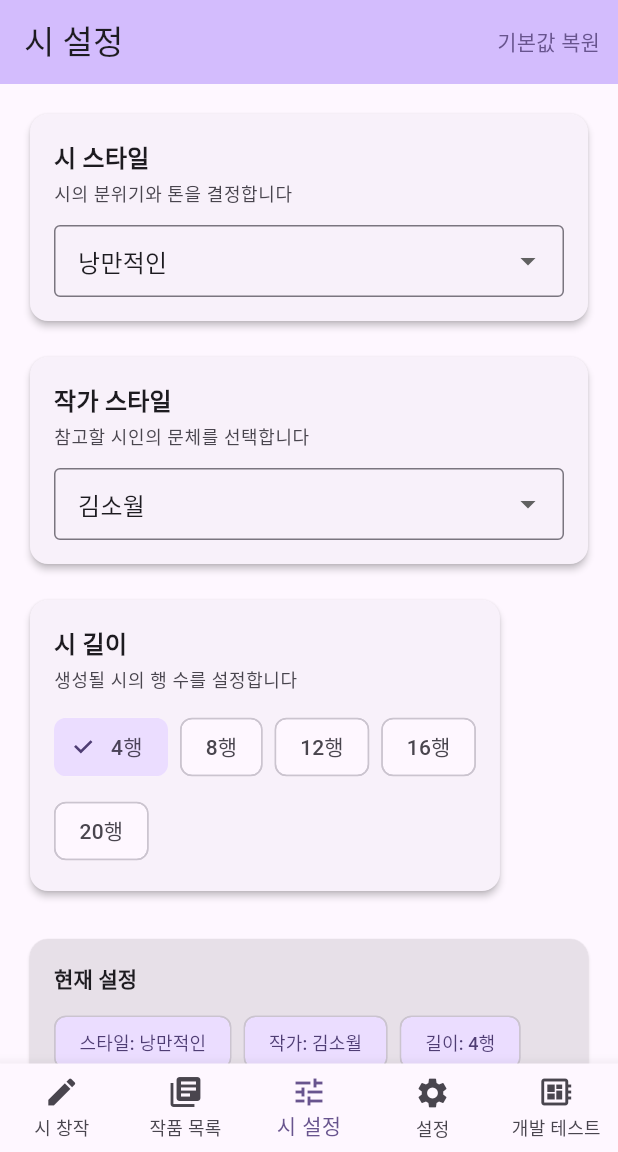
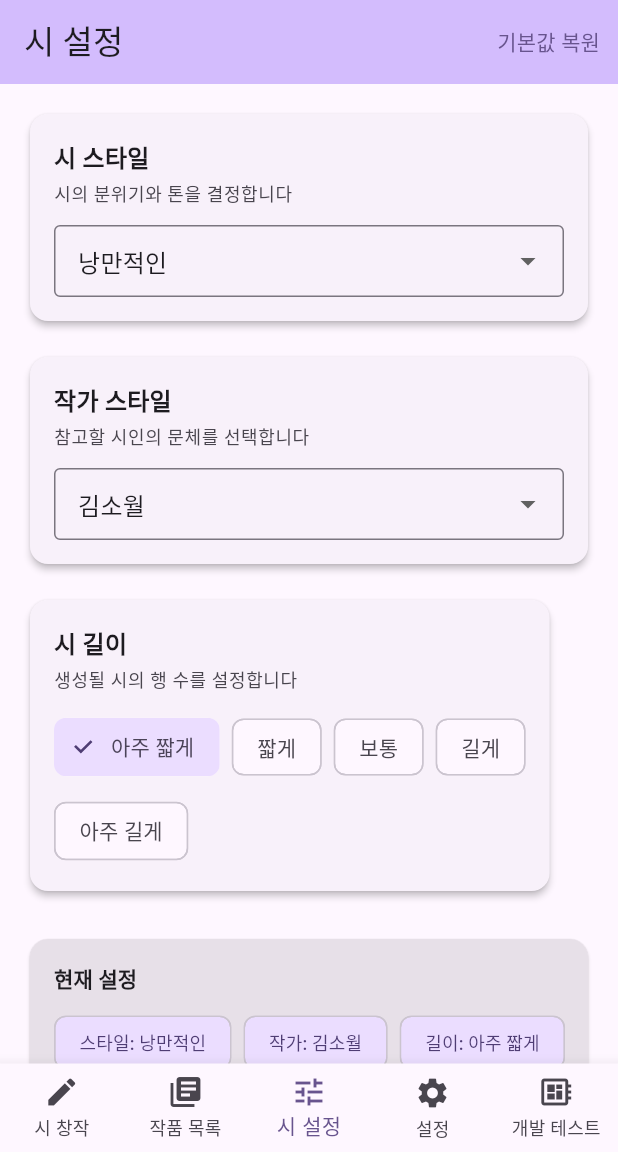
Before and after one commit to izowooi/clever-lemon, a Flutter app: the screen it shows once a user with an empty profile is signed in, item 3 of the bottom bar chosen, on a phone screen of 412 x 824 dp, the part 84-1236 px from its top. Run offline on Flutter 3.47's test engine with Material 3 defaults, Android fonts, the phone set to English and light mode, and no system bars; our stand-ins replace drift, firebase_core, firebase_remote_config, flutter_riverpod, google_sign_in, shared_preferences and 2 more; accounts and stored records are empty; generated files the repository leaves out were written again.

Commit message:
시 설정에서 행 길이를 숫자에서 글씨로 변경

```diff
--- a/flutter_proj/lib/screens/poem_settings_screen.dart
+++ b/flutter_proj/lib/screens/poem_settings_screen.dart
@@ -188,7 +188,7 @@ class PoemSettingsScreen extends ConsumerWidget {
       children: items.map((length) {
         final isSelected = length == value;
         return FilterChip(
-          label: Text(length.toString() + '행'),
+          label: Text(_getLengthDisplayText(length)),
           selected: isSelected,
           onSelected: (selected) {
             if (selected) {
@@ -225,7 +225,7 @@ class PoemSettingsScreen extends ConsumerWidget {
                 const SizedBox(width: 8),
                 _buildSettingChip(context, '작가', settings.authorStyle),
                 const SizedBox(width: 8),
-                _buildSettingChip(context, '길이', settings.length.toString() + '행'),
+                _buildSettingChip(context, '길이', _getLengthDisplayText(settings.length)),
               ],
             ),
           ],
@@ -244,4 +244,21 @@ class PoemSettingsScreen extends ConsumerWidget {
       ),
     );
   }
+
+  String _getLengthDisplayText(int length) {
+    switch (length) {
+      case 4:
+        return '아주 짧게';
+      case 8:
+        return '짧게';
+      case 12:
+        return '보통';
+      case 16:
+        return '길게';
+      case 20:
+        return '아주 길게';
+      default:
+        return '$length행';
+    }
+  }
 }
```
